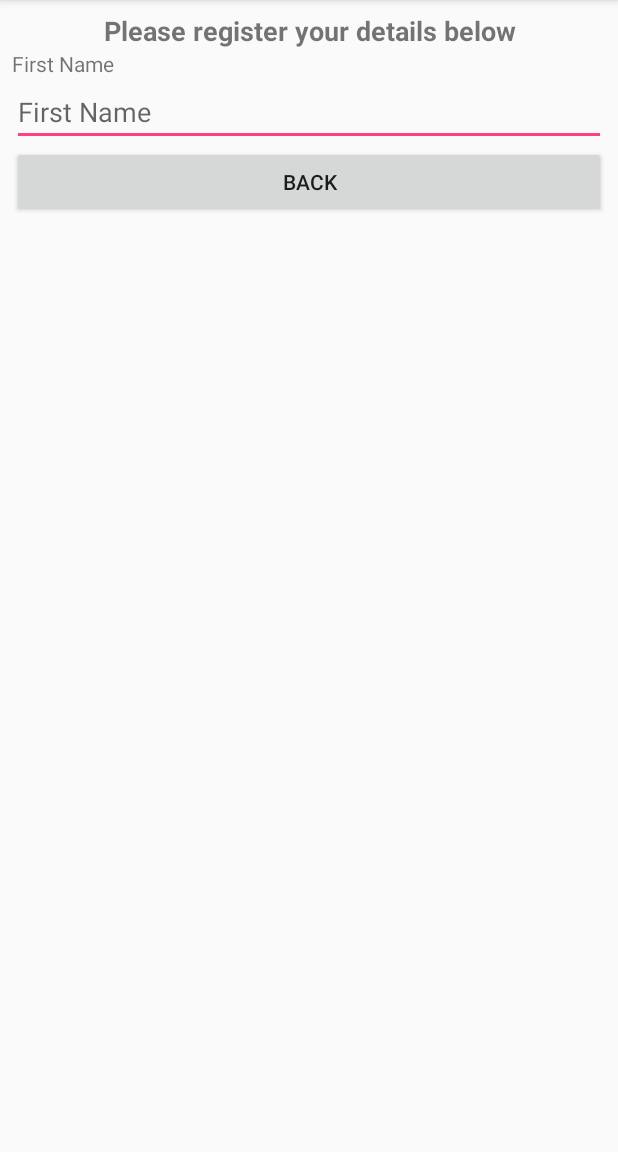
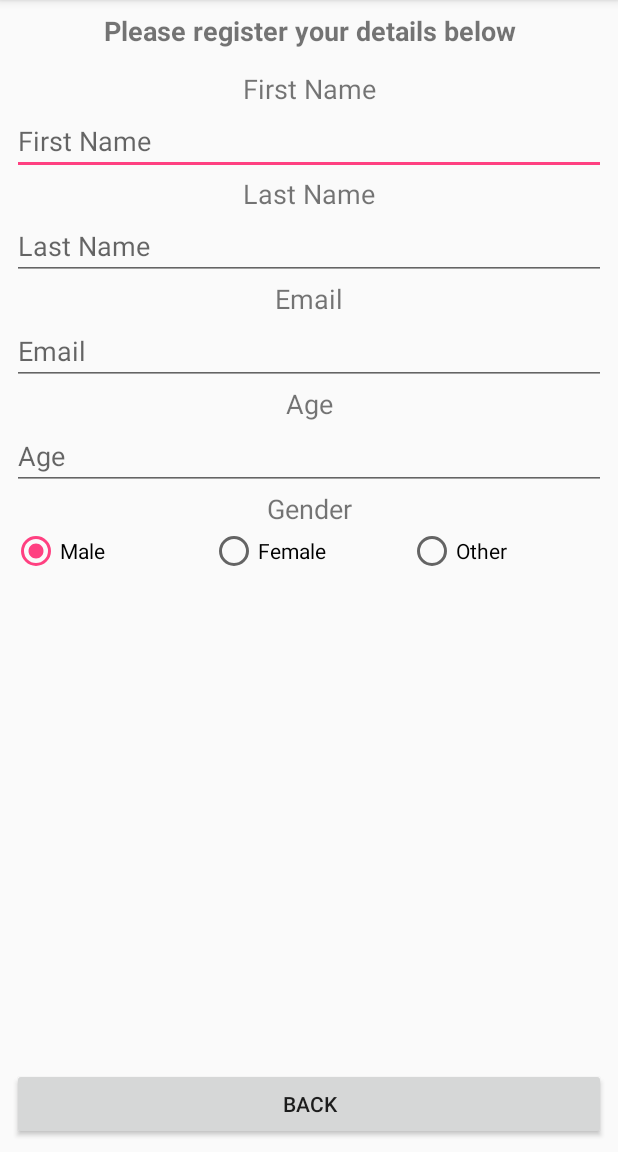
Before and after one commit to ks1807/KS1807, an Android app: the Register screen opened directly, with no data from a screen before it, on a phone screen of 412 x 824 dp, the part 84-1236 px from its top. Run offline under Robolectric (Android 15) with nearby library versions, the light colour scheme and no system bars.

Commit message:
Can now switch between pages, added more to register page.

```diff
--- a/app/src/main/java/com/example/kirmi/ks1807/MainActivity.java
+++ b/app/src/main/java/com/example/kirmi/ks1807/MainActivity.java
@@ -2,12 +2,23 @@ package com.example.kirmi.ks1807;
 
 import android.support.v7.app.AppCompatActivity;
 import android.os.Bundle;
+import android.content.Intent;
+import android.view.View;
 
-public class MainActivity extends AppCompatActivity {
+public class MainActivity extends AppCompatActivity
+{
 
     @Override
-    protected void onCreate(Bundle savedInstanceState) {
+    protected void onCreate(Bundle savedInstanceState)
+    {
         super.onCreate(savedInstanceState);
         setContentView(R.layout.activity_main);
     }
+
+    public void button_Register(View view)
+    {
+        Intent intent = new Intent(MainActivity.this, Register.class);
+        startActivity(intent);
+    }
+
 }
--- a/app/src/main/java/com/example/kirmi/ks1807/Register.java
+++ b/app/src/main/java/com/example/kirmi/ks1807/Register.java
@@ -1,7 +1,9 @@
 package com.example.kirmi.ks1807;
 
+import android.content.Intent;
 import android.support.v7.app.AppCompatActivity;
 import android.os.Bundle;
+import android.view.View;
 
 public class Register extends AppCompatActivity
 {
@@ -12,4 +14,10 @@ public class Register extends AppCompatActivity
         super.onCreate(savedInstanceState);
         setContentView(R.layout.activity_register);
     }
+
+    public void button_Back(View view)
+    {
+        Intent intent = new Intent(Register.this, MainActivity.class);
+        startActivity(intent);
+    }
 }
--- a/app/src/main/res/layout/activity_main.xml
+++ b/app/src/main/res/layout/activity_main.xml
@@ -91,6 +91,7 @@
             android:id="@+id/btn_Register"
             android:layout_width="match_parent"
             android:layout_height="wrap_content"
-            android:text="@string/RegisterButtonCaption" />
+            android:text="@string/RegisterButtonCaption"
+            android:onClick="button_Register"/>
     </LinearLayout>
 </android.support.constraint.ConstraintLayout>
--- a/app/src/main/res/layout/activity_register.xml
+++ b/app/src/main/res/layout/activity_register.xml
@@ -17,8 +17,10 @@
         android:orientation="vertical"
         app:layout_constraintBottom_toBottomOf="parent"
         app:layout_constraintEnd_toEndOf="parent"
+        app:layout_constraintHorizontal_bias="0.0"
         app:layout_constraintStart_toStartOf="parent"
-        app:layout_constraintTop_toTopOf="parent">
+        app:layout_constraintTop_toTopOf="parent"
+        app:layout_constraintVertical_bias="0.0">
 
         <TextView
             android:id="@+id/Text_RegisterCaption"
@@ -27,27 +29,116 @@
             android:text="@string/RegisterPageCaption"
             android:textAlignment="center"
             android:textSize="18sp"
-            android:textStyle="bold" />
+            android:textStyle="bold"
+            android:layout_marginBottom="14dp"/>
 
         <TextView
             android:id="@+id/Text_FNameCaption"
             android:layout_width="match_parent"
             android:layout_height="wrap_content"
-            android:text="@string/FNameCaption" />
+            android:text="@string/FNameCaption"
+            android:textAlignment="center"
+            android:textSize="18sp" />
 
         <EditText
-            android:id="@+id/editText2"
+            android:id="@+id/EditTest_Fname"
             android:layout_width="match_parent"
             android:layout_height="wrap_content"
             android:ems="10"
-            android:hint="@string/EditFirstNameHintCaption"
+            android:hint="@string/FNameCaption"
             android:inputType="textPersonName" />
+
+        <TextView
+            android:id="@+id/Text_LNameCaption"
+            android:layout_width="match_parent"
+            android:layout_height="wrap_content"
+            android:text="@string/LNameCaption"
+            android:textAlignment="center"
+            android:textSize="18sp" />
+
+        <EditText
+            android:id="@+id/EditText_LastName"
+            android:layout_width="match_parent"
+            android:layout_height="wrap_content"
+            android:ems="10"
+            android:hint="@string/LNameCaption"
+            android:inputType="textPersonName" />
+
+        <TextView
+            android:id="@+id/Text_EmailCaption"
+            android:layout_width="match_parent"
+            android:layout_height="wrap_content"
+            android:text="@string/EmailCaption"
+            android:textAlignment="center"
+            android:textSize="18sp" />
+
+        <EditText
+            android:id="@+id/EditText_Email"
+            android:layout_width="match_parent"
+            android:layout_height="wrap_content"
+            android:ems="10"
+            android:hint="@string/EmailCaption"
+            android:inputType="textPersonName" />
+
+        <TextView
+            android:id="@+id/Text_Age"
+            android:layout_width="match_parent"
+            android:layout_height="wrap_content"
+            android:text="@string/Age_Caption"
+            android:textAlignment="center"
+            android:textSize="18sp" />
+
+        <EditText
+            android:id="@+id/EditText_Age"
+            android:layout_width="match_parent"
+            android:layout_height="wrap_content"
+            android:ems="10"
+            android:hint="@string/Age_Caption"
+            android:inputType="number" />
+
+        <TextView
+            android:id="@+id/Text_GenderCaption"
+            android:layout_width="match_parent"
+            android:layout_height="wrap_content"
+            android:text="@string/Gender_Caption"
+            android:textAlignment="center"
+            android:textSize="18sp" />
+
+            <RadioGroup
+                android:id="@+id/GenderSelect"
+                android:layout_width="match_parent"
+                android:layout_height="match_parent"
+                android:layout_weight="1"
+                android:checkedButton="@+id/RadioButton_Male"
+                android:orientation="horizontal">
+
+                <RadioButton
+                    android:id="@+id/RadioButton_Male"
+                    android:layout_width="129dp"
+                    android:layout_height="wrap_content"
+                    android:layout_weight="1"
+                    android:text="@string/MaleCaption" />
+
+                <RadioButton
+                    android:id="@+id/RadioButton_Female"
+                    android:layout_width="129dp"
+                    android:layout_height="wrap_content"
+                    android:layout_weight="1"
+                    android:text="@string/FemaleCaption" />
+
+                <RadioButton
+                    android:id="@+id/RadioButton_Other"
+                    android:layout_width="129dp"
+                    android:layout_height="wrap_content"
+                    android:layout_weight="1"
+                    android:text="@string/OtherCaption" />
+            </RadioGroup>
 
         <Button
             android:id="@+id/btn_Back"
             android:layout_width="match_parent"
             android:layout_height="wrap_content"
-            android:text="@string/BackButtonCaption" />
-
+            android:text="@string/BackButtonCaption"
+            android:onClick="button_Back"/>
     </LinearLayout>
 </android.support.constraint.ConstraintLayout>
--- a/app/src/main/res/values/strings.xml
+++ b/app/src/main/res/values/strings.xml
@@ -13,5 +13,11 @@
     <string name="RegisterPageCaption">Please register your details below</string>
     <string name="FNameCaption">First Name</string>
     <string name="BackButtonCaption">Back</string>
-    <string name="EditFirstNameHintCaption">First Name</string>
+    <string name="LNameCaption">Last Name</string>
+    <string name="EmailCaption">Email</string>
+    <string name="Age_Caption">Age</string>
+    <string name="Gender_Caption">Gender</string>
+    <string name="MaleCaption">Male</string>
+    <string name="FemaleCaption">Female</string>
+    <string name="OtherCaption">Other</string>
 </resources>
```
